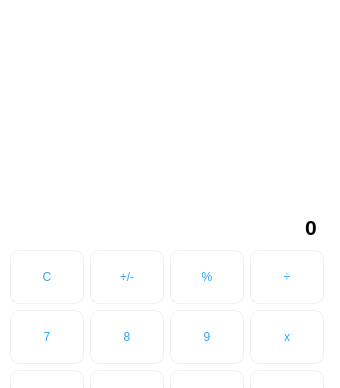
maulanakurnia/Calculator, file calculator.ui: the form before one commit; both pictures show x 0 to 340 and y 0 to 388 of the 340 by 559 pixel window.
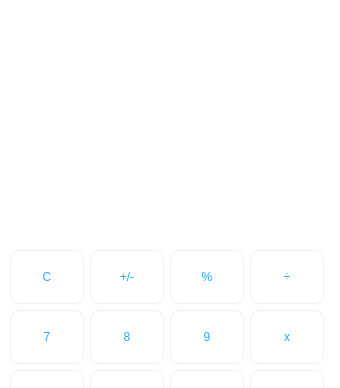
The form after the commit.

Commit message: make no resize

The edit to the form file:
```diff
--- a/calculator.ui
+++ b/calculator.ui
@@ -19,6 +19,18 @@
     <verstretch>0</verstretch>
    </sizepolicy>
   </property>
+  <property name="maximumSize">
+   <size>
+    <width>340</width>
+    <height>559</height>
+   </size>
+  </property>
+  <property name="contextMenuPolicy">
+   <enum>Qt::DefaultContextMenu</enum>
+  </property>
+  <property name="acceptDrops">
+   <bool>false</bool>
+  </property>
   <property name="windowTitle">
    <string>Calculator</string>
   </property>
@@ -26,6 +38,15 @@
    <string notr="true">	background-color: #ffffff;
 	border-radius: 10px;</string>
   </property>
+  <property name="toolButtonStyle">
+   <enum>Qt::ToolButtonFollowStyle</enum>
+  </property>
+  <property name="tabShape">
+   <enum>QTabWidget::Rounded</enum>
+  </property>
+  <property name="dockOptions">
+   <set>QMainWindow::AllowTabbedDocks|QMainWindow::AnimatedDocks</set>
+  </property>
   <widget class="QWidget" name="centralwidget">
    <widget class="QPushButton" name="BtnClear">
     <property name="geometry">
@@ -579,7 +600,7 @@
 background-color : white;</string>
     </property>
     <property name="text">
-     <string>0</string>
+     <string/>
     </property>
     <property name="frame">
      <bool>false</bool>
```
Left out of the diff: 13 changed lines with no effect on the pictures.
